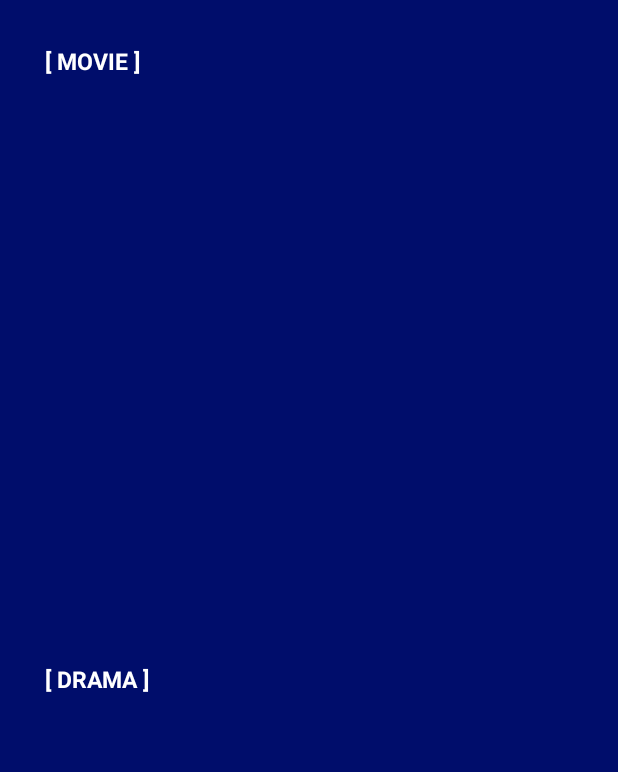
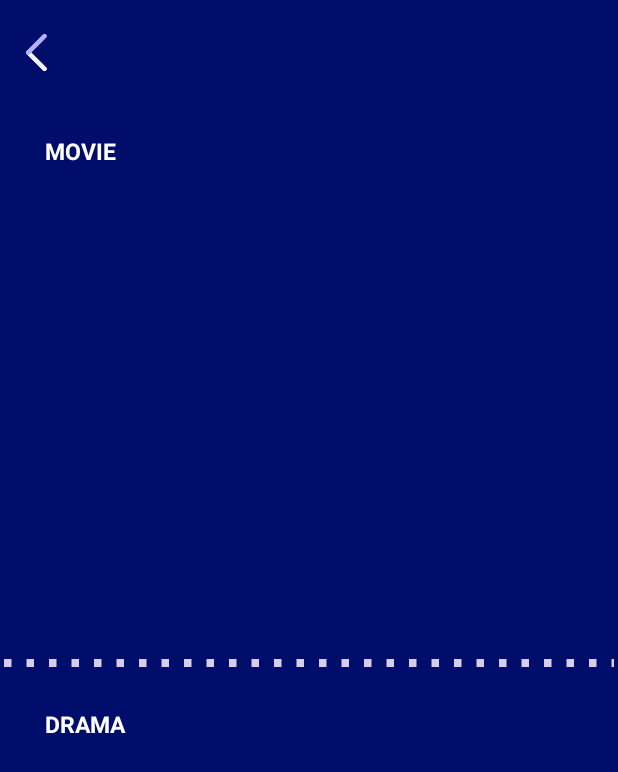
Before and after one commit to leemijung/Android_project, an Android app: the Results_display screen opened directly, with no data from a screen before it, on a phone screen of 412 x 824 dp. Shown: the top 772 px of the screen. Run offline under Robolectric (Android 15) with nearby library versions, the phone set to English and light mode, and no system bars; our stand-ins replace Picasso; pictures from the network do not load.

Commit message:
03/08_commit

```diff
--- a/app/src/main/java/com/example/myapplication_test/OpenAIAPIService.kt
+++ b/app/src/main/java/com/example/myapplication_test/OpenAIAPIService.kt
@@ -9,7 +9,7 @@ import retrofit2.http.Query
 interface OpenAIAPIService {
     @Headers(
         "Content-Type: application/json",
-        "Authorization: Bearer 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"
+        "Authorization: Bearer "
     )
     @POST("chat/completions")
     suspend fun getCompletion(@Body requestBody: ChatRequest): Response<ChatCompletionResponse>
--- a/app/src/main/java/com/example/myapplication_test/Results_display.kt
+++ b/app/src/main/java/com/example/myapplication_test/Results_display.kt
@@ -2,6 +2,7 @@ package com.example.myapplication_test
 
 
 import Movielist
+import android.content.Intent
 import android.os.Bundle
 import android.util.Log
 import android.view.LayoutInflater
@@ -16,6 +17,7 @@ import com.squareup.picasso.Picasso
 import kotlinx.android.synthetic.main.results_display_list.view.overviewTextView
 import kotlinx.android.synthetic.main.results_display_list.view.posterImageView
 import kotlinx.android.synthetic.main.results_display_list.view.titleTextView
+import kotlinx.android.synthetic.main.search.back_button
 
 class Results_display  : AppCompatActivity() {
 
@@ -25,6 +27,12 @@ class Results_display  : AppCompatActivity() {
     override fun onCreate(savedInstanceState: Bundle?) {
         super.onCreate(savedInstanceState)
         setContentView(R.layout.results_display)
+
+        back_button.setOnClickListener {
+            startActivity(Intent(applicationContext, Search::class.java))
+            finish()
+        }
+
 
         // 영화 리사이클러뷰 어댑터 생성
         recyclerView = findViewById(R.id.movie_recyclerView)
--- /dev/null
+++ b/app/src/main/res/drawable/dotted_line.xml
@@ -0,0 +1,9 @@
+<shape xmlns:android="http://schemas.android.com/apk/res/android"
+    android:shape="line">
+    <stroke
+        android:width="5dp"
+        android:color="#D8CDEC"
+        android:dashWidth="5dp"
+        android:dashGap="10dp"/>
+
+</shape>
--- a/app/src/main/res/layout/results_display.xml
+++ b/app/src/main/res/layout/results_display.xml
@@ -7,6 +7,17 @@
     android:orientation="vertical"
     android:background="@color/back"
     tools:context=".Results_display">
+    <ImageView
+        android:id="@+id/back_button"
+        android:layout_width="50dp"
+        android:layout_height="50dp"
+        android:layout_marginTop="10dp"
+        android:src="@drawable/back_icon" />
+    <LinearLayout
+        android:layout_width="match_parent"
+        android:layout_height="match_parent"
+        android:orientation="vertical"
+        android:background="@drawable/dotted_line">
 
         <FrameLayout
             android:id="@+id/frameLayout1"
@@ -19,7 +30,7 @@
                 android:layout_height="wrap_content"
                 android:layout_marginTop="30dp"
                 android:layout_marginLeft="30dp"
-            android:text="[ MOVIE ]"
+                android:text="MOVIE"
                 android:textSize="15dp"
                 android:textStyle="bold"
                 android:textColor="@color/white" />
@@ -28,9 +39,9 @@
                 android:layout_width="match_parent"
                 android:layout_height="match_parent"
                 android:layout_marginTop="60dp"
-            android:layout_marginLeft="40dp"
-            android:layout_marginRight="40dp"
-            android:layout_marginBottom="60dp"
+                android:layout_marginLeft="20dp"
+                android:layout_marginRight="20dp"
+                android:layout_marginBottom="20dp"
                 android:elevation="15dp">
 
                 <ScrollView
@@ -59,13 +70,37 @@
                 android:layout_height="wrap_content"
                 android:layout_marginTop="30dp"
                 android:layout_marginLeft="30dp"
-            android:text="[ DRAMA ]"
+                android:text="DRAMA"
                 android:textSize="15dp"
                 android:textStyle="bold"
                 android:textColor="@color/white" />
+            <FrameLayout
+                android:layout_width="match_parent"
+                android:layout_height="match_parent"
+                android:layout_marginTop="60dp"
+                android:layout_marginLeft="20dp"
+                android:layout_marginRight="20dp"
+                android:layout_marginBottom="20dp"
+                android:elevation="15dp">
+
+                <ScrollView
+                    android:layout_width="match_parent"
+                    android:layout_height="match_parent"
+                    android:fillViewport="true">
+
+                    <androidx.recyclerview.widget.RecyclerView
+                        android:id="@+id/drama_recyclerView"
+                        android:layout_width="match_parent"
+                        android:layout_height="match_parent" />
+
+                </ScrollView>
+            </FrameLayout>
 
 
 
         </FrameLayout>
 
+    </LinearLayout>
+
+
 </LinearLayout >
--- a/app/src/main/res/layout/results_display_list.xml
+++ b/app/src/main/res/layout/results_display_list.xml
@@ -8,7 +8,7 @@
     <LinearLayout
         android:id="@+id/list_page"
         android:layout_width="match_parent"
-        android:layout_height="90dp"
+        android:layout_height="80dp"
         android:layout_margin="5dp"
         android:gravity="center_vertical"
         android:background="@drawable/rounded_corner_white">
@@ -31,7 +31,7 @@
                 android:id="@+id/titleTextView"
                 android:layout_width="wrap_content"
                 android:layout_height="wrap_content"
-                android:textSize="18sp"
+                android:textSize="14sp"
                 android:textColor="@color/white"
                 android:textStyle="bold" />
 
@@ -39,8 +39,9 @@
                 android:id="@+id/overviewTextView"
                 android:layout_width="wrap_content"
                 android:layout_height="wrap_content"
+                android:textSize="10sp"
                 android:textColor="@color/white"
-                android:layout_marginTop="4dp" />
+                android:layout_marginTop="2dp" />
 
         </LinearLayout>
 
```
Lines whose indentation alone changed are shown as unchanged.
